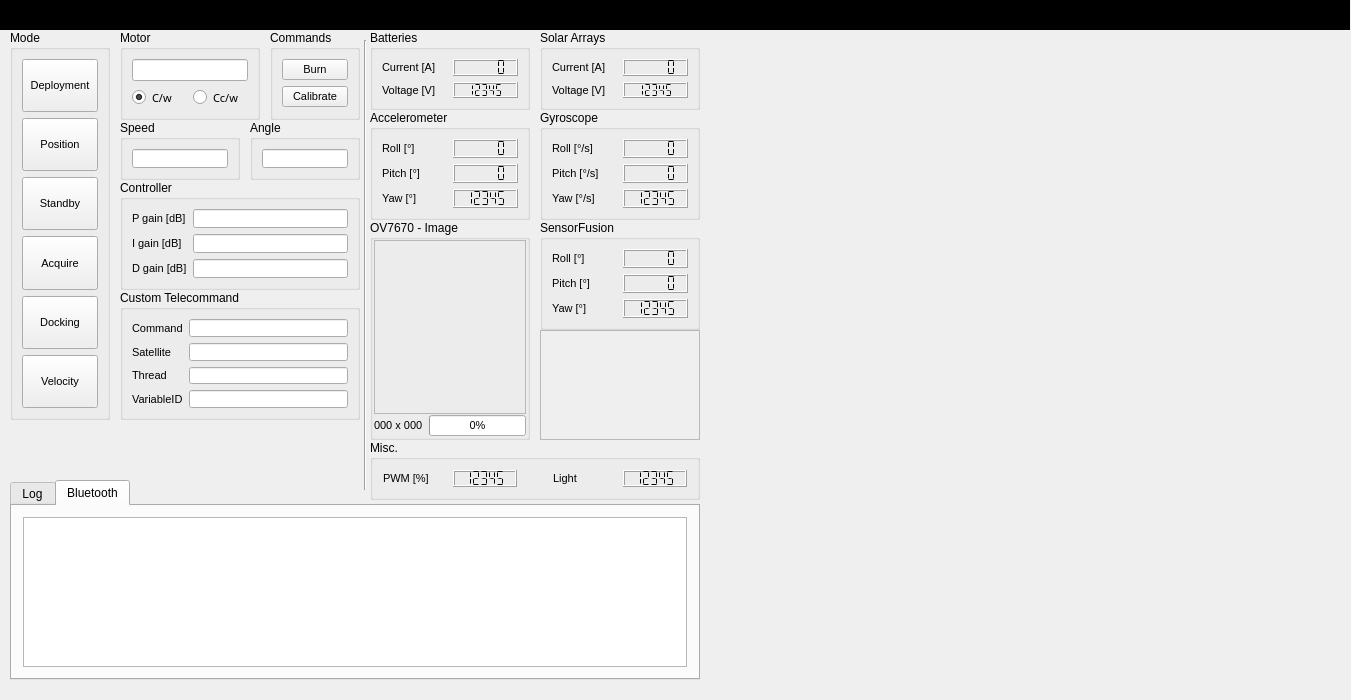
First picture: the form in groundstation.ui, repository Angele-/FloatSat_GroundStation, before the edit.
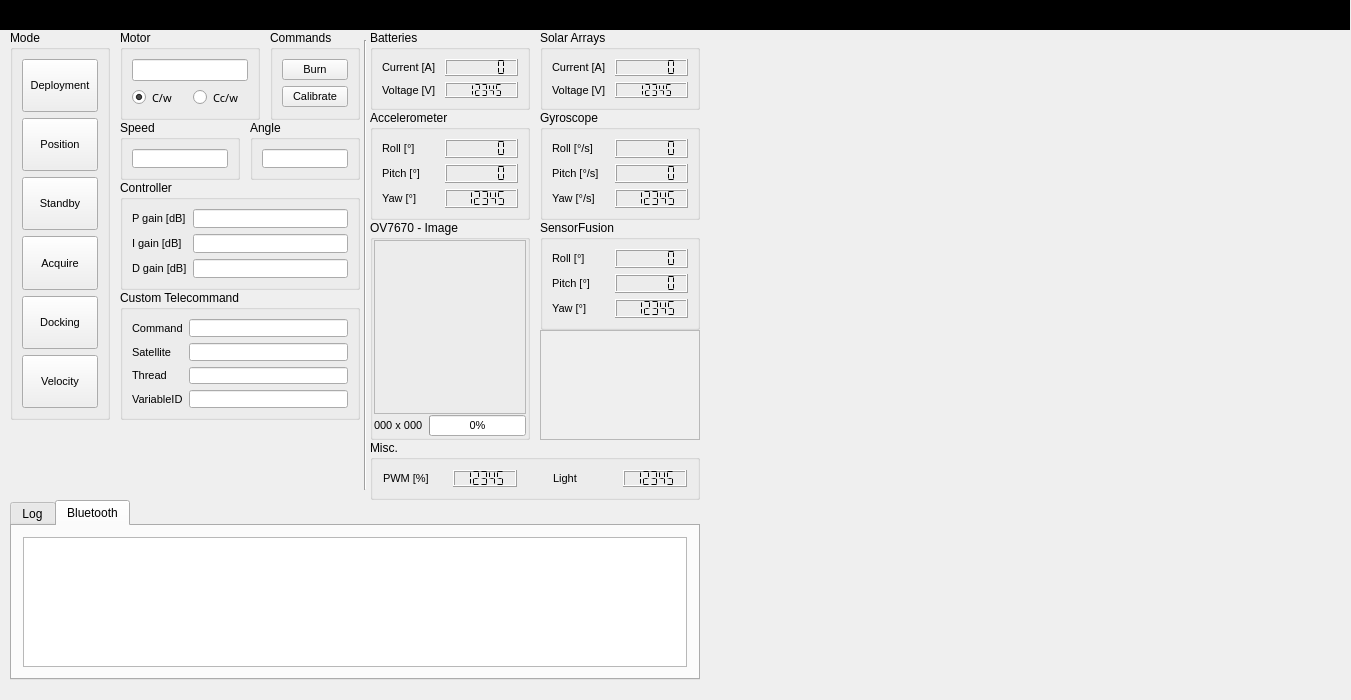
Second picture: the form after the edit. Custom widgets are drawn as their Qt base class.

Commit message: Changed data display precision and width

Patch:
```diff
--- a/groundstation.ui
+++ b/groundstation.ui
@@ -438,6 +438,9 @@
          <pointsize>8</pointsize>
         </font>
        </property>
+       <property name="digitCount">
+        <number>6</number>
+       </property>
        <property name="segmentStyle">
         <enum>QLCDNumber::Flat</enum>
        </property>
@@ -453,6 +456,9 @@
          <pointsize>8</pointsize>
         </font>
        </property>
+       <property name="digitCount">
+        <number>6</number>
+       </property>
        <property name="segmentStyle">
         <enum>QLCDNumber::Flat</enum>
        </property>
@@ -669,9 +675,9 @@
     <property name="geometry">
      <rect>
       <x>10</x>
-      <y>480</y>
+      <y>500</y>
       <width>690</width>
-      <height>200</height>
+      <height>180</height>
      </rect>
     </property>
     <property name="font">
@@ -701,7 +707,7 @@
        <widget class="QPlainTextEdit" name="debugConsole">
         <property name="font">
          <font>
-          <pointsize>14</pointsize>
+          <pointsize>10</pointsize>
          </font>
         </property>
        </widget>
@@ -888,6 +894,9 @@
          <pointsize>8</pointsize>
         </font>
        </property>
+       <property name="digitCount">
+        <number>6</number>
+       </property>
        <property name="segmentStyle">
         <enum>QLCDNumber::Flat</enum>
        </property>
@@ -914,6 +923,9 @@
          <pointsize>8</pointsize>
         </font>
        </property>
+       <property name="digitCount">
+        <number>6</number>
+       </property>
        <property name="segmentStyle">
         <enum>QLCDNumber::Flat</enum>
        </property>
@@ -981,6 +993,9 @@
          <pointsize>8</pointsize>
         </font>
        </property>
+       <property name="digitCount">
+        <number>6</number>
+       </property>
        <property name="segmentStyle">
         <enum>QLCDNumber::Flat</enum>
        </property>
@@ -993,6 +1008,9 @@
          <pointsize>8</pointsize>
         </font>
        </property>
+       <property name="digitCount">
+        <number>6</number>
+       </property>
        <property name="segmentStyle">
         <enum>QLCDNumber::Flat</enum>
        </property>
@@ -1022,6 +1040,9 @@
          <pointsize>8</pointsize>
         </font>
        </property>
+       <property name="digitCount">
+        <number>6</number>
+       </property>
        <property name="segmentStyle">
         <enum>QLCDNumber::Flat</enum>
        </property>
@@ -1120,6 +1141,9 @@
          <pointsize>8</pointsize>
         </font>
        </property>
+       <property name="digitCount">
+        <number>6</number>
+       </property>
        <property name="segmentStyle">
         <enum>QLCDNumber::Flat</enum>
        </property>
@@ -1149,6 +1173,9 @@
          <pointsize>8</pointsize>
         </font>
        </property>
+       <property name="digitCount">
+        <number>6</number>
+       </property>
        <property name="segmentStyle">
         <enum>QLCDNumber::Flat</enum>
        </property>
@@ -1161,6 +1188,9 @@
          <pointsize>8</pointsize>
         </font>
        </property>
+       <property name="digitCount">
+        <number>6</number>
+       </property>
        <property name="segmentStyle">
         <enum>QLCDNumber::Flat</enum>
        </property>
@@ -1216,6 +1246,9 @@
        <property name="smallDecimalPoint">
         <bool>false</bool>
        </property>
+       <property name="digitCount">
+        <number>6</number>
+       </property>
        <property name="segmentStyle">
         <enum>QLCDNumber::Flat</enum>
        </property>
@@ -1256,6 +1289,9 @@
          <pointsize>8</pointsize>
         </font>
        </property>
+       <property name="digitCount">
+        <number>6</number>
+       </property>
        <property name="segmentStyle">
         <enum>QLCDNumber::Flat</enum>
        </property>
@@ -1282,6 +1318,9 @@
          <pointsize>8</pointsize>
         </font>
        </property>
+       <property name="digitCount">
+        <number>6</number>
+       </property>
        <property name="segmentStyle">
         <enum>QLCDNumber::Flat</enum>
        </property>
```
The commit also changes 2 other files.
